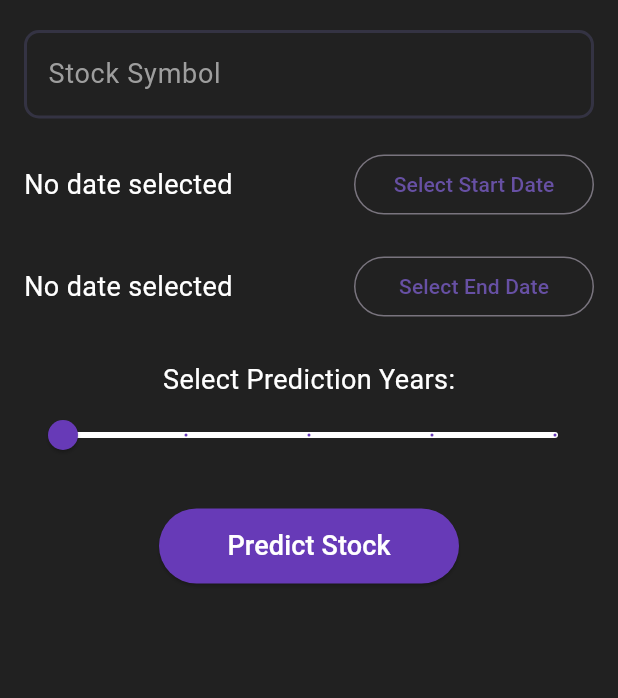
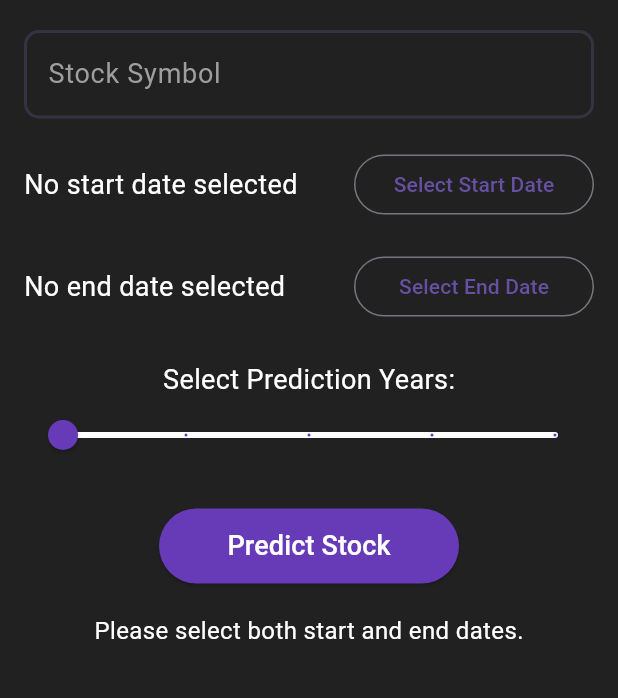
Before and after one commit to vatsal-06/stock-prediction-flutter, a Flutter app: the Predictor screen opened directly, after a tap on "Predict Stock", on a phone screen of 412 x 824 dp, the part 159-857 px from its top. Run offline on Flutter 3.47's test engine with Material 3 defaults, Android fonts, the phone set to English and light mode, and no system bars; our stand-ins replace curved_navigation_bar, fl_chart; missing offline and left inert: yahoo_finance_data_reader.

Commit message:
Predictor Added

```diff
--- a/lib/core/pages/predictor.dart
+++ b/lib/core/pages/predictor.dart
@@ -1,5 +1,7 @@
 import 'package:flutter/material.dart';
+import 'package:intl/intl.dart';
 import 'package:stockprediction/theme/app_pallete.dart';
+import 'package:stockprediction/core/helpers/forecast_service.dart';
 
 class Predictor extends StatefulWidget {
   const Predictor({super.key});
@@ -10,19 +12,80 @@ class Predictor extends StatefulWidget {
 
 class _PredictorState extends State<Predictor> {
   double _currentYearValue = 1;
-  DateTime? selectedDate;
+  DateTime? selectedStartDate;
+  DateTime? selectedEndDate;
+  bool isLoading = false;
+  String resultMessage = '';
 
-  Future<void> _selectDate() async {
+  final ForecastService _forecastService = ForecastService();
+
+  Future<void> _selectStartDate() async {
     final DateTime? picked = await showDatePicker(
       context: context,
-      initialDate: selectedDate ?? DateTime.now(),
+      initialDate: selectedStartDate ?? DateTime.now(),
       firstDate: DateTime(2015),
       lastDate: DateTime(2032),
     );
+    if (picked != null) {
+      setState(() {
+        selectedStartDate = picked;
+      });
+    }
+  }
+
+  Future<void> _selectEndDate() async {
+    final DateTime? picked = await showDatePicker(
+      context: context,
+      initialDate: selectedEndDate ?? DateTime.now(),
+      firstDate: DateTime(2015),
+      lastDate: DateTime(2032),
+    );
+    if (picked != null) {
+      setState(() {
+        selectedEndDate = picked;
+      });
+    }
+  }
+
+  void handlePrediction() async {
+    if (selectedStartDate == null || selectedEndDate == null) {
+      setState(() {
+        resultMessage = 'Please select both start and end dates.';
+      });
+      return;
+    }
 
     setState(() {
-      selectedDate = picked;
+      isLoading = true;
+      resultMessage = '';
     });
+
+    // TODO: Replace this mock data with real stock price history fetch logic
+    List<Map<String, dynamic>> history = [
+      {"ds": "2024-06-01", "y": 100},
+      {"ds": "2024-06-02", "y": 105},
+      {"ds": "2024-06-03", "y": 102},
+      {"ds": "2024-06-04", "y": 110},
+    ];
+
+    try {
+      final forecast = await _forecastService.getForecast(
+        history,
+        periods: (_currentYearValue * 365).toInt(),
+      );
+
+      setState(() {
+        resultMessage = 'Forecast received: ${forecast.length} days';
+        isLoading = false;
+      });
+
+      print(forecast); // For debugging: check console output
+    } catch (e) {
+      setState(() {
+        resultMessage = 'Error: $e';
+        isLoading = false;
+      });
+    }
   }
 
   @override
@@ -39,6 +102,7 @@ class _PredictorState extends State<Predictor> {
           ),
         ],
       ),
+      backgroundColor: AppPallete.backgroundColor,
       body: Padding(
         padding: const EdgeInsets.all(16.0),
         child: Column(
@@ -81,15 +145,15 @@ class _PredictorState extends State<Predictor> {
               mainAxisAlignment: MainAxisAlignment.spaceBetween,
               children: [
                 Text(
-                  selectedDate != null
-                      ? '${selectedDate!.day}/${selectedDate!.month}/${selectedDate!.year}'
-                      : 'No date selected',
+                  selectedStartDate != null
+                      ? DateFormat('dd/MM/yyyy').format(selectedStartDate!)
+                      : 'No start date selected',
                   style: TextStyle(color: AppPallete.whiteColor, fontSize: 18),
                 ),
                 OutlinedButton(
-                  onPressed: _selectDate,
+                  onPressed: _selectStartDate,
                   style: ButtonStyle(
-                    fixedSize: WidgetStateProperty.all(const Size(160, 40)),
+                    fixedSize: MaterialStateProperty.all(const Size(160, 40)),
                   ),
                   child: const Text('Select Start Date'),
                 ),
@@ -100,15 +164,15 @@ class _PredictorState extends State<Predictor> {
               mainAxisAlignment: MainAxisAlignment.spaceBetween,
               children: [
                 Text(
-                  selectedDate != null
-                      ? '${selectedDate!.day}/${selectedDate!.month}/${selectedDate!.year}'
-                      : 'No date selected',
+                  selectedEndDate != null
+                      ? DateFormat('dd/MM/yyyy').format(selectedEndDate!)
+                      : 'No end date selected',
                   style: TextStyle(color: AppPallete.whiteColor, fontSize: 18),
                 ),
                 OutlinedButton(
-                  onPressed: _selectDate,
+                  onPressed: _selectEndDate,
                   style: ButtonStyle(
-                    fixedSize: WidgetStateProperty.all(const Size(160, 40)),
+                    fixedSize: MaterialStateProperty.all(const Size(160, 40)),
                   ),
                   child: const Text('Select End Date'),
                 ),
@@ -135,23 +199,31 @@ class _PredictorState extends State<Predictor> {
             ),
             SizedBox(height: 25),
             ElevatedButton(
-              onPressed: () {
-                // Handle prediction logic here
-              },
+              onPressed: isLoading ? null : handlePrediction,
               style: ButtonStyle(
-                backgroundColor: WidgetStateProperty.all(AppPallete.deepPurple),
-                foregroundColor: WidgetStateProperty.all(AppPallete.whiteColor),
-                fixedSize: WidgetStateProperty.all(const Size(200, 50)),
+                backgroundColor:
+                    MaterialStateProperty.all(AppPallete.deepPurple),
+                foregroundColor: MaterialStateProperty.all(AppPallete.whiteColor),
+                fixedSize: MaterialStateProperty.all(const Size(200, 50)),
               ),
-              child: const Text(
-                'Predict Stock',
-                style: TextStyle(fontSize: 18),
+              child: isLoading
+                  ? CircularProgressIndicator(color: AppPallete.whiteColor)
+                  : const Text(
+                      'Predict Stock',
+                      style: TextStyle(fontSize: 18),
+                    ),
+            ),
+            if (resultMessage.isNotEmpty)
+              Padding(
+                padding: const EdgeInsets.only(top: 20),
+                child: Text(
+                  resultMessage,
+                  style: TextStyle(color: AppPallete.whiteColor, fontSize: 16),
+                ),
               ),
-            ),
           ],
         ),
       ),
-      backgroundColor: AppPallete.backgroundColor,
     );
   }
 }
--- a/pubspec.yaml
+++ b/pubspec.yaml
@@ -12,6 +12,8 @@ dependencies:
   yahoo_finance_data_reader: ^1.0.12
   curved_navigation_bar: ^1.0.6
   fl_chart: ^1.0.0
+  http: ^0.13.6
+  intl: ^0.18.1
 
   flutter:
     sdk: flutter
```
Also changed, not shown: lib/core/helpers/forecast_service.dart (added, +24 -0 lines), pubspec.lock.
